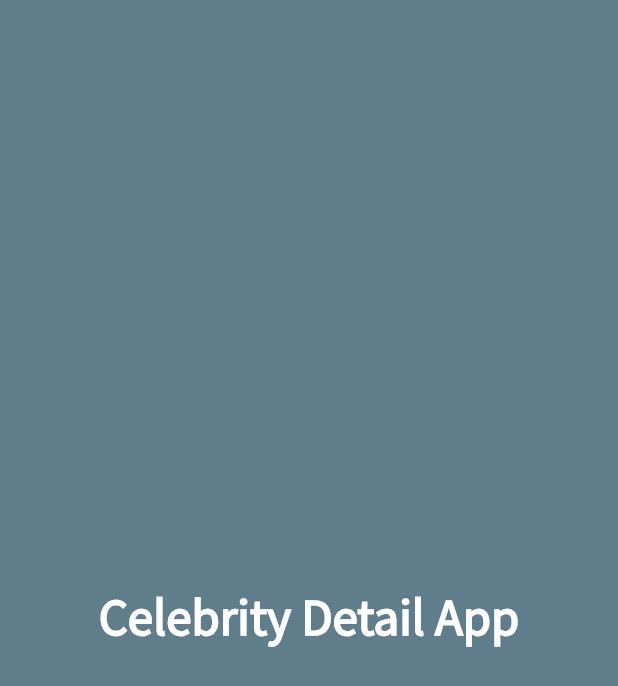
After one commit to sagarsh4762/Celebrity-App, a Flutter app: the SplashScreen screen opened directly, on a phone screen of 412 x 824 dp. The commit adds this screen. Shown: the top 686 px of the screen. Run offline on Flutter 3.47's test engine with Material 2 defaults, Android fonts, the phone set to English and light mode, and no system bars; our stand-ins replace bottom_navy_bar; network calls fail.

Commit message:
Celebrity App

```diff
--- a/lib/main.dart
+++ b/lib/main.dart
@@ -1,3 +1,4 @@
+import 'package:celebrity_details/splashscreen/splash_screen.dart';
 import 'package:celebrity_details/view/home_page.dart';
 import 'package:flutter/material.dart';
 
@@ -14,7 +15,7 @@ class MyApp extends StatelessWidget {
       theme: ThemeData(
         primarySwatch: Colors.blueGrey,
       ),
-      home: HomePage(),
+      home: SplashScreen(),
     );
   }
 }
--- /dev/null
+++ b/lib/splashscreen/splash_screen.dart
@@ -0,0 +1,40 @@
+import 'dart:async';
+
+import 'package:celebrity_details/view/home_page.dart';
+import 'package:flutter/material.dart';
+
+class SplashScreen extends StatefulWidget {
+  @override
+  State<SplashScreen> createState() => _SplashScreenState();
+}
+
+class _SplashScreenState extends State<SplashScreen> {
+  @override
+  void initState() {
+    super.initState();
+    Timer(const Duration(seconds: 3), () {
+      Navigator.pushReplacement(context, MaterialPageRoute(builder: ((context) {
+        return HomePage();
+      })));
+    });
+  }
+
+  @override
+  Widget build(BuildContext context) {
+    return Scaffold(
+      body: Container(
+        color: Colors.blueGrey,
+        child: const Center(
+          child: Text(
+            'Celebrity Detail App',
+            style: TextStyle(
+                fontSize: 34,
+                fontWeight: FontWeight.w700,
+                fontFamily: "Source Sans Pro",
+                color: Colors.white),
+          ),
+        ),
+      ),
+    );
+  }
+}
--- a/lib/view/profile.dart
+++ b/lib/view/profile.dart
@@ -19,7 +19,7 @@ class ProfileDetail extends StatelessWidget {
             children: <Widget>[
               const CircleAvatar(
                 radius: 50,
-                backgroundImage: AssetImage('assets/photo.jpg'),
+                backgroundImage: AssetImage('assets/favicon.jpg'),
               ),
               const Text(
                 "Sagar Sharma",
--- a/pubspec.yaml
+++ b/pubspec.yaml
@@ -65,7 +65,7 @@ flutter:
 
   # To add assets to your application, add an assets section, like this:
   assets:
-    - assets/photo.jpg
+    - assets/favicon.jpg
   #   - images/a_dot_ham.jpeg
 
   # An image asset can refer to one or more resolution-specific "variants", see
```
Also changed, not shown: assets/favicon.jpg (added), assets/photo.jpg (deleted).
